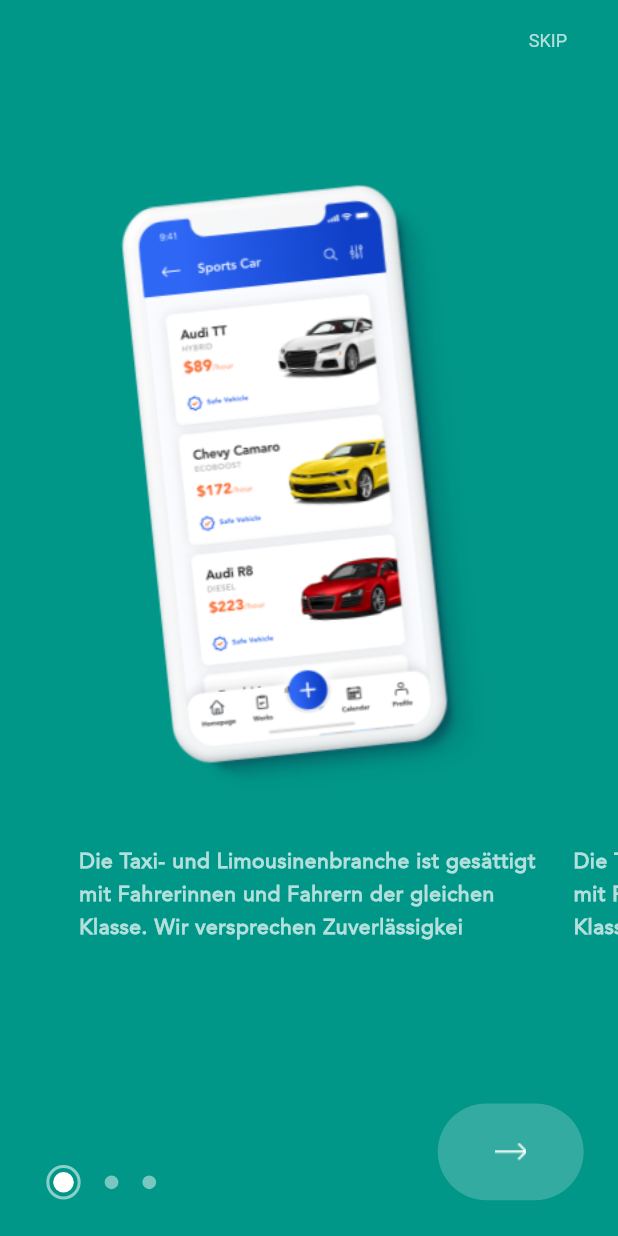
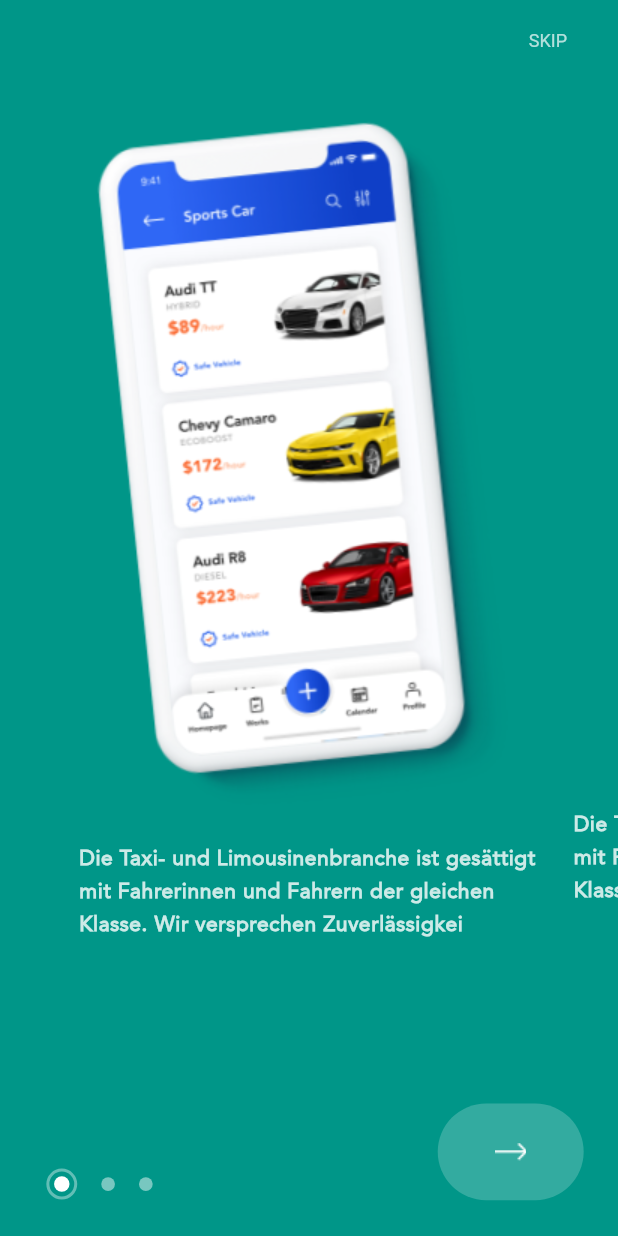
Before and after one commit to maazkhan1998/taxi4you, a Flutter app: the screen it shows after launch, on a phone screen of 412 x 824 dp. Run offline on Flutter 3.47's test engine with Material 2 defaults, Android fonts, the light colour scheme and no system bars; our stand-ins replace animated_bottom_navigation_bar, flutter_screenutil, google_maps_flutter; Roboto replaces fonts that are missing (medium).

Commit message:
revisions part 1

```diff
--- a/lib/screens/onboarding.dart
+++ b/lib/screens/onboarding.dart
@@ -25,25 +25,12 @@ class _OnBoardingScrState extends State<OnBoardingScr> {
   ];
 
   introPage(String img, String descr, int index) {
-    return AnimatedBuilder(
-      animation: controller,
-      builder: (context, child) {
-        double value = 1.0;
-        if (controller.position.haveDimensions) {
-          value = controller.page - index;
-          value = (1 - (value.abs() * 0.5)).clamp(0.0, 1);
-        }
-        return new SizedBox(
-          height: Curves.easeIn.transform(value) * ScreenUtil().setHeight(500),
-          child: child,
-        );
-      },
-      child: Column(
+    return  Column(
         crossAxisAlignment: CrossAxisAlignment.center,
         children: [
-          Image.asset(img, height: MySize.getScaledSizeHeight(400)),
+          Image.asset(img,),
           SizedBox(
-            height: ScreenUtil().setHeight(20.0),
+            height: ScreenUtil().setHeight(10),
           ),
           Container(
               width: double.infinity,
@@ -55,14 +42,13 @@ class _OnBoardingScrState extends State<OnBoardingScr> {
                 style: TextStyle(
                   height: 1.6,
                   fontFamily: 'roman',
-                  color: Colors.white.withOpacity(0.7),
+                  color: Colors.white.withOpacity(0.8),
                   fontWeight: FontWeight.bold,
                   letterSpacing: 0.4,
                   fontSize: 14.0,
                 ),
               ))
         ],
-      ),
     );
   }
 
@@ -81,16 +67,16 @@ class _OnBoardingScrState extends State<OnBoardingScr> {
             duration: Duration(milliseconds: 300),
             curve: Curves.easeInToLinear,
             margin: EdgeInsets.symmetric(horizontal: 8.0),
-            height: ScreenUtil().setHeight(20.0),
-            width: ScreenUtil().setWidth(20.0),
+            height: ScreenUtil().setHeight(18),
+            width: ScreenUtil().setWidth(18),
             alignment: Alignment.center,
             decoration: BoxDecoration(
                 shape: BoxShape.circle,
                 color: Colors.transparent.withOpacity(0),
-                border: Border.all(color: Colors.white54, width: 2)),
+                border: Border.all(color: Colors.white38, width: 2)),
             child: Container(
-              height: ScreenUtil().setHeight(12.0),
-              width: ScreenUtil().setWidth(12.0),
+              height: ScreenUtil().setHeight(9),
+              width: ScreenUtil().setWidth(9),
               decoration:
                   BoxDecoration(color: Colors.white, shape: BoxShape.circle),
             ),
@@ -133,7 +119,7 @@ class _OnBoardingScrState extends State<OnBoardingScr> {
                         fontSize: 12.0),
                   )),
             ),
-            SizedBox(height: MySize.getScaledSizeHeight(80)),
+            SizedBox(height: MySize.getScaledSizeHeight(40)),
             Expanded(
                 child: PageView.builder(
               controller: controller,
--- a/lib/widgets/dialogs.dart
+++ b/lib/widgets/dialogs.dart
@@ -9,8 +9,11 @@ bookNow(BuildContext context) {
   TextEditingController email=TextEditingController();
     return showDialog(
         context: context,
+
         builder: (context) {
           return SimpleDialog(
+
+            insetPadding: EdgeInsets.only(bottom:ScreenUtil().setHeight(140)),
                 backgroundColor: Color(0xFFdedede),
                 elevation: 0.5,
                 shape: RoundedRectangleBorder(
@@ -24,7 +27,7 @@ bookNow(BuildContext context) {
             fontSize: ScreenUtil().setSp(20.0),
             color: Colors.black54)),
                 children: [
-              SizedBox(height: ScreenUtil().setHeight(3.0)),
+          SizedBox(height: ScreenUtil().setHeight(15)),
           CustomTextField(
           hint: 'Name',
           inputType: TextInputType.text,
```
Lines whose indentation alone changed are shown as unchanged.
